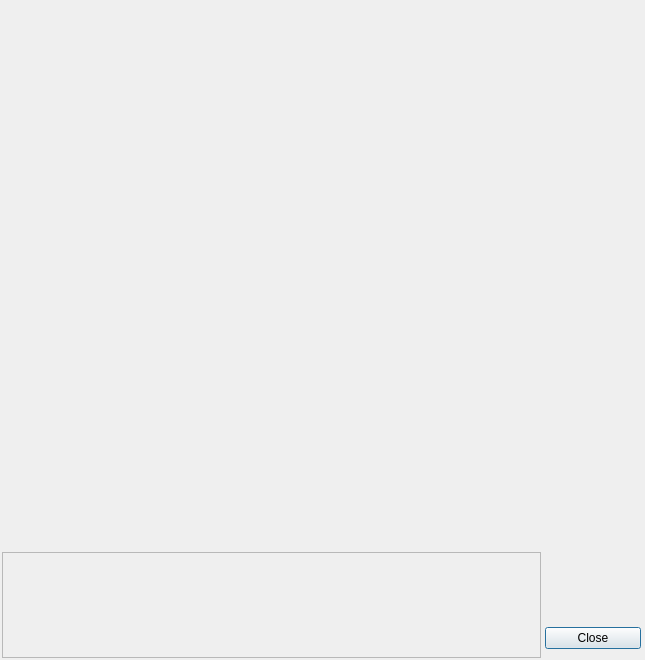
This is storm_control/hal4000/qtdesigner/camera-detached.ui in ZhuangLab/storm-control as Qt 5 draws it before an edit. The edited form follows.
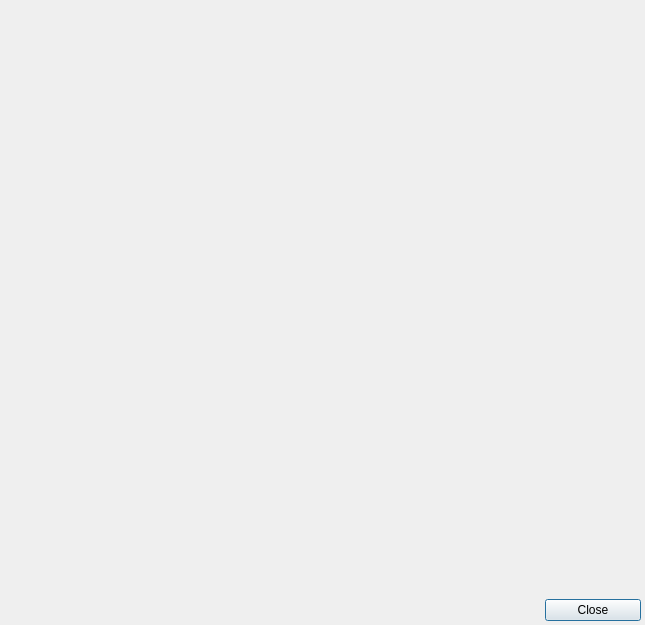
This is the edited form.

Commit message: UI tweaks. Trying to get the camera parameters box to not expand, have a reasonable spacing between items and have all the items in a grid.

The edit to the form file:
```diff
--- a/storm_control/hal4000/qtdesigner/camera-detached.ui
+++ b/storm_control/hal4000/qtdesigner/camera-detached.ui
@@ -7,11 +7,11 @@
     <x>0</x>
     <y>0</y>
     <width>645</width>
-    <height>660</height>
+    <height>625</height>
    </rect>
   </property>
   <property name="sizePolicy">
-   <sizepolicy hsizetype="Fixed" vsizetype="Fixed">
+   <sizepolicy hsizetype="Fixed" vsizetype="Minimum">
     <horstretch>0</horstretch>
     <verstretch>0</verstretch>
    </sizepolicy>
@@ -50,7 +50,7 @@
    <item>
     <widget class="QFrame" name="cameraFrame">
      <property name="sizePolicy">
-      <sizepolicy hsizetype="Preferred" vsizetype="Preferred">
+      <sizepolicy hsizetype="MinimumExpanding" vsizetype="MinimumExpanding">
        <horstretch>0</horstretch>
        <verstretch>0</verstretch>
       </sizepolicy>
@@ -81,7 +81,7 @@
    <item>
     <widget class="QWidget" name="widget" native="true">
      <property name="sizePolicy">
-      <sizepolicy hsizetype="Preferred" vsizetype="Fixed">
+      <sizepolicy hsizetype="Preferred" vsizetype="Maximum">
        <horstretch>0</horstretch>
        <verstretch>0</verstretch>
       </sizepolicy>
@@ -89,13 +89,13 @@
      <property name="minimumSize">
       <size>
        <width>0</width>
-       <height>110</height>
+       <height>0</height>
       </size>
      </property>
      <property name="maximumSize">
       <size>
        <width>16777215</width>
-       <height>110</height>
+       <height>16777215</height>
       </size>
      </property>
      <layout class="QHBoxLayout" name="horizontalLayout">
@@ -117,7 +117,7 @@
       <item>
        <widget class="QFrame" name="cameraParamsFrame">
         <property name="sizePolicy">
-         <sizepolicy hsizetype="MinimumExpanding" vsizetype="Preferred">
+         <sizepolicy hsizetype="MinimumExpanding" vsizetype="Maximum">
           <horstretch>0</horstretch>
           <verstretch>0</verstretch>
          </sizepolicy>
@@ -131,7 +131,7 @@
         <property name="maximumSize">
          <size>
           <width>16777215</width>
-          <height>1000</height>
+          <height>16777215</height>
          </size>
         </property>
         <property name="frameShape">
@@ -153,7 +153,7 @@
         <property name="maximumSize">
          <size>
           <width>16777215</width>
-          <height>92</height>
+          <height>16777215</height>
          </size>
         </property>
         <layout class="QVBoxLayout" name="verticalLayout_2">
@@ -184,6 +184,12 @@
          </item>
          <item>
           <widget class="QPushButton" name="okButton">
+           <property name="sizePolicy">
+            <sizepolicy hsizetype="Minimum" vsizetype="Preferred">
+             <horstretch>0</horstretch>
+             <verstretch>0</verstretch>
+            </sizepolicy>
+           </property>
            <property name="maximumSize">
             <size>
              <width>100</width>
```
Left out of the diff: 33 changed lines with no effect on the pictures. The commit also changes 3 other files.
